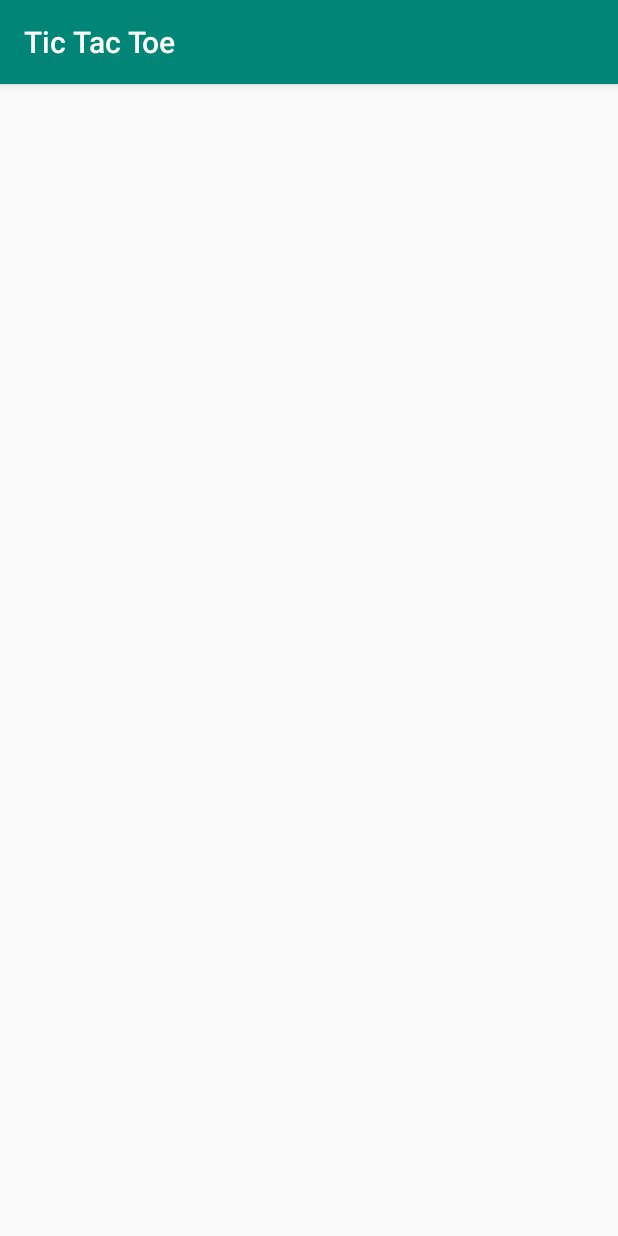
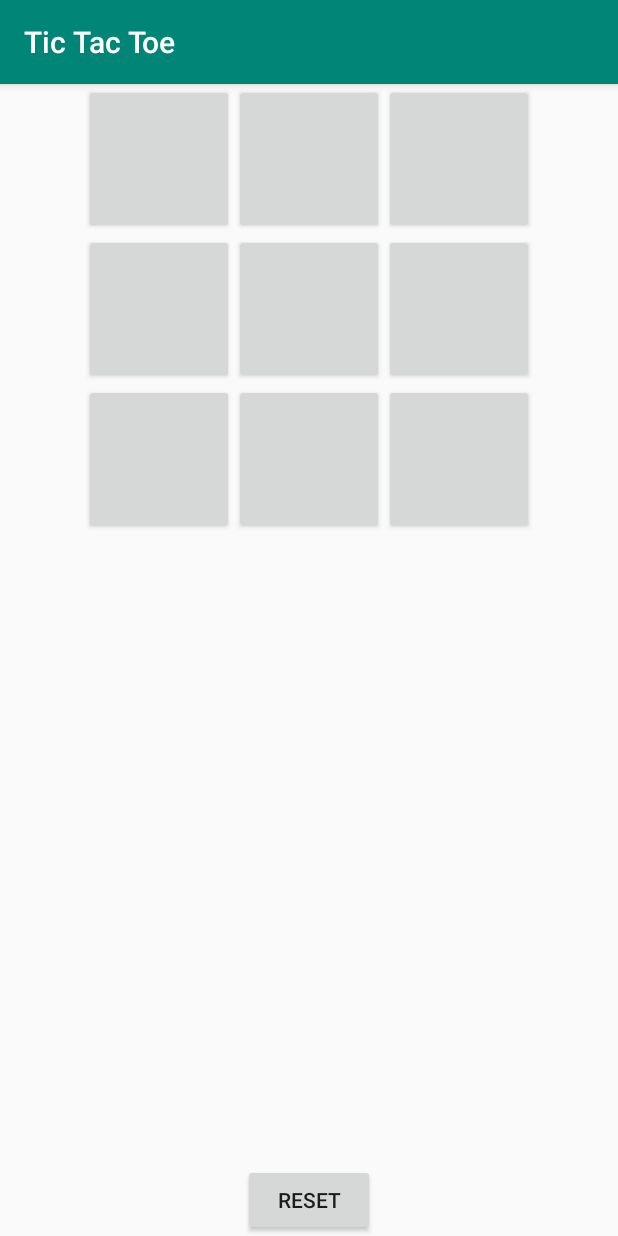
Before and after one commit to ivodeb/TicTacToe, an Android app: the screen it shows after launch (MainActivity), on a phone screen of 412 x 824 dp. Run offline under Robolectric (Android 15) with nearby library versions, the phone set to English and light mode, and no system bars.

Commit message:
Finished project (with no extras yet)

```diff
--- /dev/null
+++ b/app/src/main/java/com/example/ivode/tictactoe/Game.java
@@ -0,0 +1,39 @@
+package com.example.ivode.tictactoe;
+import java.io.Serializable;
+
+public class Game implements Serializable {
+    final private int BOARD_SIZE = 3;
+    public TileState[][] board;
+
+    private Boolean playerOneTurn;  // true if player 1's turn, false if player 2's turn
+    private int movesPlayed;
+    private Boolean gameOver;
+
+    public Game() {
+        board = new TileState[BOARD_SIZE][BOARD_SIZE];
+        for(int i=0; i<BOARD_SIZE; i++)
+            for(int j=0; j<BOARD_SIZE; j++)
+                board[i][j] = TileState.BLANK;
+
+        playerOneTurn = true;
+        gameOver = false;
+    }
+
+    public TileState choose(int row, int column) {
+        if (board[row][column] == TileState.BLANK) {
+            if (playerOneTurn) {
+                board[row][column] = TileState.CROSS;
+                playerOneTurn = false;
+                return TileState.CROSS;
+            }
+            else {
+                board[row][column] = TileState.CIRCLE;
+                playerOneTurn = true;
+                return TileState.CIRCLE;
+            }
+        }
+        else {
+            return TileState.INVALID;
+        }
+    }
+}
--- /dev/null
+++ b/app/src/main/java/com/example/ivode/tictactoe/TileState.java
@@ -0,0 +1,8 @@
+package com.example.ivode.tictactoe;
+
+public enum TileState {
+    BLANK,
+    CROSS,
+    CIRCLE,
+    INVALID
+}
--- a/app/src/main/res/layout/activity_main.xml
+++ b/app/src/main/res/layout/activity_main.xml
@@ -1,71 +1,89 @@
 <?xml version="1.0" encoding="utf-8"?>
 <LinearLayout xmlns:android="http://schemas.android.com/apk/res/android"
+    xmlns:app="http://schemas.android.com/apk/res-auto"
     android:layout_width="fill_parent"
-    android:layout_height="0dp"
-    android:orientation="horizontal"
-    android:weightSum="9">
+    android:layout_height="match_parent"
+    android:orientation="vertical"
+    android:weightSum="1">
 
+    <android.support.v7.widget.GridLayout
+        android:layout_width="wrap_content"
+        android:layout_height="wrap_content"
+        android:layout_gravity="center"
+        android:layout_weight="1"
+        app:columnCount="3">
 
         <Button
-        android:id="@+id/button16"
-        android:layout_width="wrap_content"
-        android:layout_height="wrap_content"
+            android:id="@+id/button1"
+            android:layout_width="100dp"
+            android:layout_height="100dp"
             android:layout_weight="1"
-        android:text="Button" />
+            android:onClick="tileClicked" />
 
         <Button
-        android:id="@+id/button15"
-        android:layout_width="wrap_content"
-        android:layout_height="wrap_content"
+            android:id="@+id/button2"
+            android:layout_width="100dp"
+            android:layout_height="100dp"
             android:layout_weight="1"
-        android:text="Button" />
+            android:onClick="tileClicked" />
 
         <Button
-        android:id="@+id/button14"
-        android:layout_width="wrap_content"
-        android:layout_height="wrap_content"
+            android:id="@+id/button3"
+            android:layout_width="100dp"
+            android:layout_height="100dp"
             android:layout_weight="1"
-        android:text="Button" />
+            android:onClick="tileClicked" />
 
         <Button
-        android:id="@+id/button13"
-        android:layout_width="wrap_content"
-        android:layout_height="wrap_content"
+            android:id="@+id/button4"
+            android:layout_width="100dp"
+            android:layout_height="100dp"
             android:layout_weight="1"
-        android:text="Button" />
+            android:onClick="tileClicked" />
 
         <Button
-        android:id="@+id/button12"
-        android:layout_width="wrap_content"
-        android:layout_height="wrap_content"
+            android:id="@+id/button5"
+            android:layout_width="100dp"
+            android:layout_height="100dp"
             android:layout_weight="1"
-        android:text="Button" />
+            android:onClick="tileClicked" />
 
         <Button
-        android:id="@+id/button11"
-        android:layout_width="wrap_content"
-        android:layout_height="wrap_content"
+            android:id="@+id/button6"
+            android:layout_width="100dp"
+            android:layout_height="100dp"
             android:layout_weight="1"
-        android:text="Button" />
+            android:onClick="tileClicked" />
 
         <Button
-        android:id="@+id/button10"
-        android:layout_width="wrap_content"
-        android:layout_height="wrap_content"
+            android:id="@+id/button7"
+            android:layout_width="100dp"
+            android:layout_height="100dp"
             android:layout_weight="1"
-        android:text="Button" />
+            android:onClick="tileClicked" />
+
+        <Button
+            android:id="@+id/button8"
+            android:layout_width="100dp"
+            android:layout_height="100dp"
+            android:layout_weight="1"
+            android:onClick="tileClicked" />
 
         <Button
             android:id="@+id/button9"
+            android:layout_width="100dp"
+            android:layout_height="100dp"
+            android:layout_weight="1"
+            android:onClick="tileClicked" />
+    </android.support.v7.widget.GridLayout>
+
+    <Button
+        android:id="@+id/reset"
         android:layout_width="wrap_content"
         android:layout_height="wrap_content"
-        android:layout_weight="1"
-        android:text="Button" />
+        android:layout_gravity="center"
+        android:layout_weight="0"
+        android:onClick="resetClicked"
+        android:text="Reset" />
 
-    <Button
-        android:id="@+id/button8"
-        android:layout_width="wrap_content"
-        android:layout_height="wrap_content"
-        android:layout_weight="1"
-        android:text="Button" />
 </LinearLayout>
```
Also changed, not shown: app/src/main/java/com/example/ivode/tictactoe/GameState.java (added, +8 -0 lines), app/src/main/java/com/example/ivode/tictactoe/MainActivity.java (+118 -0 lines). Lines whose indentation alone changed are shown as unchanged.
